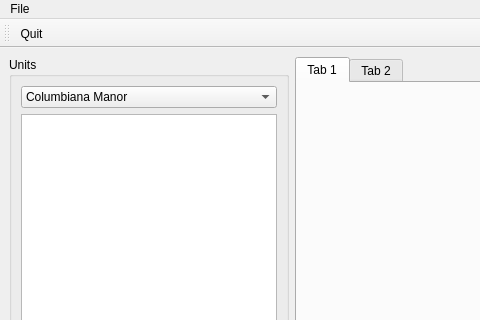
Before: the Qt Designer form manor.ui in cdock1029/manor, drawn with Qt 5; both pictures show x 0 to 480 and y 0 to 320 of the 1230 by 716 pixel window.
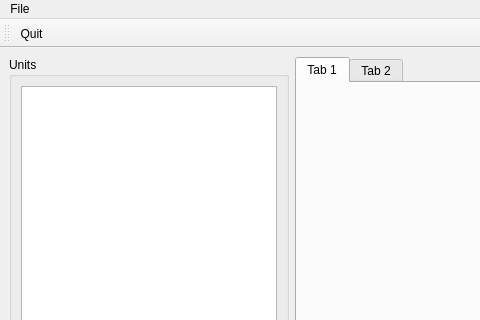
After: the same form once the commit is applied. The open tabs and pages were chosen to show the change. Icons and pictures are not drawn.

Commit message: add property dialog with basic uniqueness guard for name

```diff
--- a/manor.ui
+++ b/manor.ui
@@ -20,24 +20,17 @@
       <property name="title">
        <string>Units</string>
       </property>
-      <layout class="QVBoxLayout" name="verticalLayout">
-       <item>
-        <widget class="QComboBox" name="comboBox">
-         <item>
-          <property name="text">
-           <string>Columbiana Manor</string>
-          </property>
-         </item>
-         <item>
-          <property name="text">
-           <string>ACME Acres</string>
-          </property>
-         </item>
+      <layout class="QGridLayout" name="gridLayout_2">
+       <item row="0" column="0">
+        <widget class="QListView" name="propertiesListView">
+         <property name="sizePolicy">
+          <sizepolicy hsizetype="Fixed" vsizetype="Expanding">
+           <horstretch>0</horstretch>
+           <verstretch>0</verstretch>
+          </sizepolicy>
+         </property>
         </widget>
        </item>
-       <item>
-        <widget class="QListView" name="propertiesListView"/>
-       </item>
       </layout>
      </widget>
     </item>
```
Left out of the diff: 17 changed lines with no effect on the pictures. The commit also changes 6 other files.
